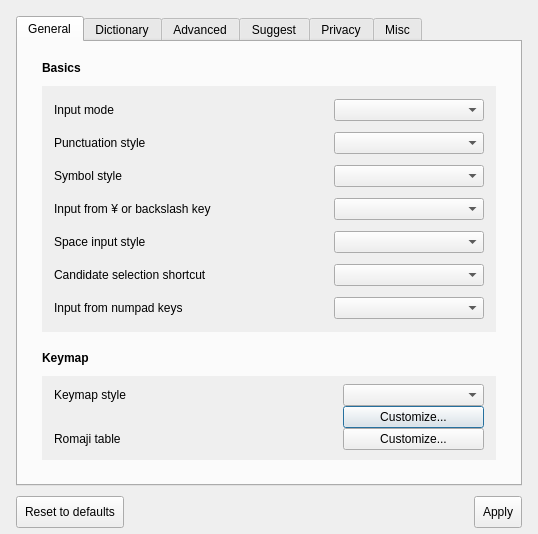
First picture: the form in src/gui/config_dialog/config_dialog.ui, repository yoshikiobata/mozc, before the edit.
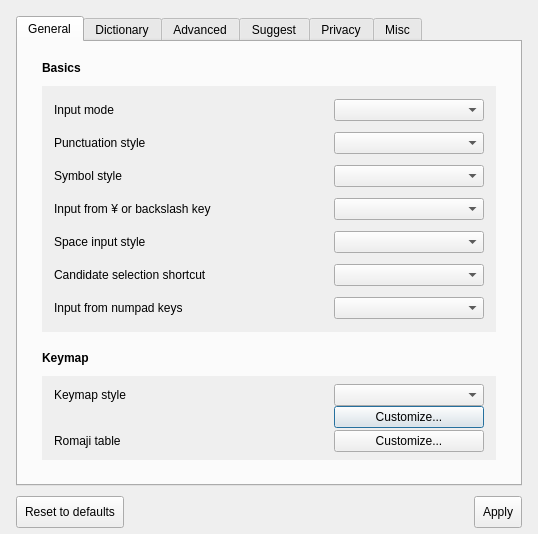
Second picture: the form after the edit. Custom widgets are drawn as their Qt base class.

```diff
--- a/src/gui/config_dialog/config_dialog.ui
+++ b/src/gui/config_dialog/config_dialog.ui
@@ -236,20 +236,54 @@
         </widget>
     </item>
      <item row="0" column="1">
-        <widget class="QComboBox" name="keymapSettingComboBox"/>
+        <widget class="QComboBox" name="keymapSettingComboBox">
+         <property name="minimumSize">
+          <size>
+           <width>150</width>
+           <height>0</height>
+          </size>
+         </property>
+        </widget>
     </item>
      <item row="1" column="1">
+        <layout class="QVBoxLayout" name="hogehoge">
+        <property name="spacing">
+        <number>0</number>
+        </property>
+        <item>
+        <spacer name="hogehog2">
+         <property name="orientation">
+          <enum>Qt::Vertical</enum>
+         </property>
+         <property name="sizeHint" stdset="0">
+          <size>
+           <width>1</width>
+           <height>4</height>
+          </size>
+         </property>
+        </spacer>
+        </item>
+        <item>
         <widget class="QPushButton" name="editKeymapButton">
-         <property name="sizePolicy">
-          <sizepolicy hsizetype="Preferred" vsizetype="Fixed">
-           <horstretch>0</horstretch>
-           <verstretch>0</verstretch>
-          </sizepolicy>
-         </property>
          <property name="text">
           <string>Customize...</string>
          </property>
         </widget>
+        </item>
+        <item>
+        <spacer name="hogehog3">
+         <property name="orientation">
+          <enum>Qt::Vertical</enum>
+         </property>
+         <property name="sizeHint" stdset="0">
+          <size>
+           <width>1</width>
+           <height>10</height>
+          </size>
+         </property>
+        </spacer>
+        </item>
+        </layout>
        </item>
 
      <item row="2" column="0">
```
